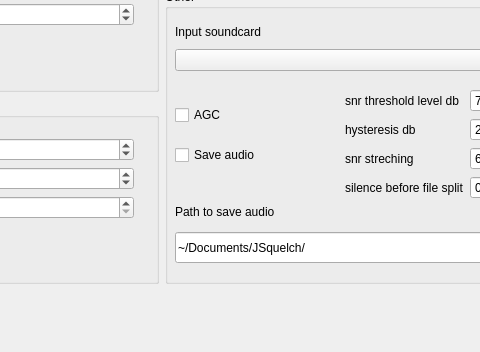
Old version of the form src/jsquelch.ui in the repository jontio/JSquelch; both pictures show x 286 to 766 and y 207 to 559 of the 936 by 559 pixel window.
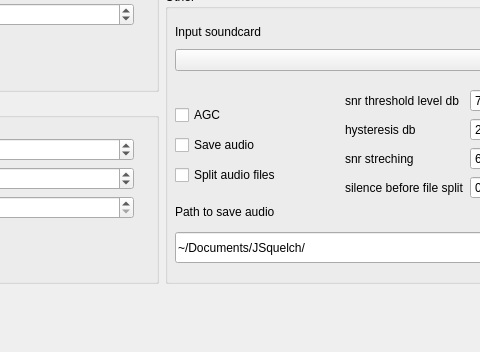
New version of the form. Icons and pictures are not drawn. Custom widgets are drawn as their Qt base class.

Commit message: gui and persistance for enabling and disabling splitting of audio files

```diff
--- a/src/jsquelch.ui
+++ b/src/jsquelch.ui
@@ -484,7 +484,7 @@
          <property name="geometry">
           <rect>
            <x>10</x>
-           <y>150</y>
+           <y>140</y>
            <width>131</width>
            <height>32</height>
           </rect>
@@ -529,6 +529,19 @@
           <string>Input soundcard</string>
          </property>
         </widget>
+        <widget class="QCheckBox" name="checkBox_split_audio_files">
+         <property name="geometry">
+          <rect>
+           <x>10</x>
+           <y>170</y>
+           <width>131</width>
+           <height>32</height>
+          </rect>
+         </property>
+         <property name="text">
+          <string>Split audio files</string>
+         </property>
+        </widget>
        </widget>
       </item>
      </layout>
```
The commit also changes 2 other files.
